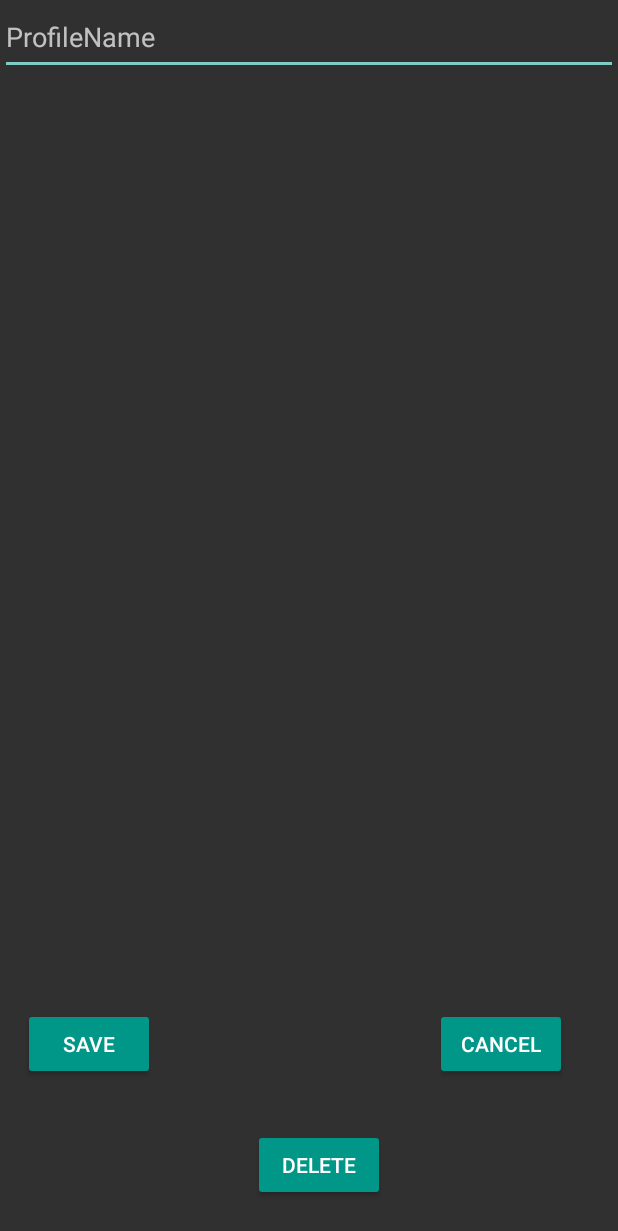
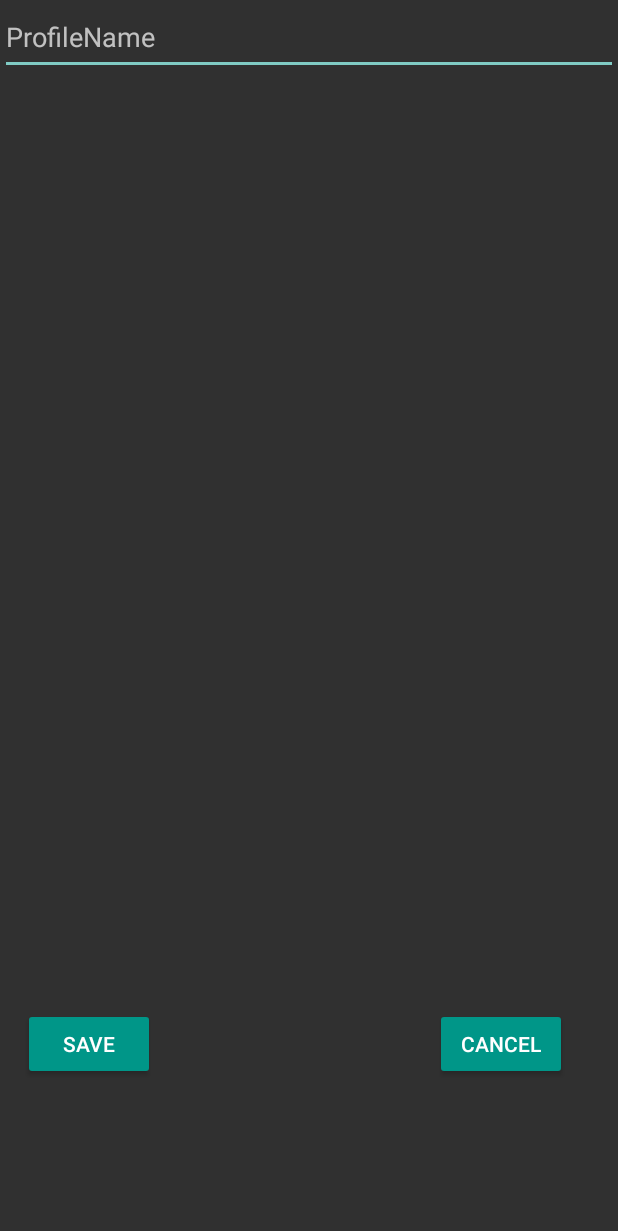
Before and after one commit to DavRo89/BiometricProfiling2, an Android app: the ProfileCreation screen opened directly, with no data from a screen before it, on a phone screen of 412 x 824 dp. Shown: the top 1231 px of the screen. Run offline under Robolectric (Android 15) with nearby library versions, the phone set to English and light mode, and no system bars; 1 statement that could not run was skipped.

Commit message:
Delete refrash

```diff
--- a/app/src/main/res/layout/activity_profile_creation.xml
+++ b/app/src/main/res/layout/activity_profile_creation.xml
@@ -41,14 +41,6 @@
                 android:layout_alignParentBottom="true"
                 android:layout_marginBottom="104dp" android:onClick="WriteBtn"
                 android:focusable="false"/>
-        <Button
-                android:text="Delete"
-                android:layout_width="wrap_content"
-                android:layout_height="wrap_content"
-                android:layout_marginBottom="23dp" android:id="@+id/button6" android:onClick="Delete"
-                android:focusable="false"
-                android:layout_alignParentBottom="true" android:layout_toLeftOf="@+id/button3"
-                android:layout_toStartOf="@+id/button3" android:layout_marginRight="33dp"
-                android:layout_marginEnd="33dp"/>
+
     </RelativeLayout>
 </LinearLayout>
```
Also changed, not shown: app/src/main/java/com/example/davide/biometricprofiling/MainFragment.java (+22 -5 lines), app/src/main/java/com/example/davide/biometricprofiling/ProfileCreation.java (+0 -8 lines).
